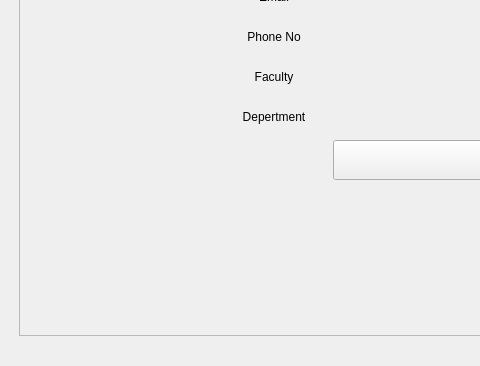
Qt form ui/untitled.ui (onukingsley/qtdesign-student-profile-login_and_register-) before a commit; both pictures show x 0 to 480 and y 234 to 600 of the 800 by 600 pixel window.
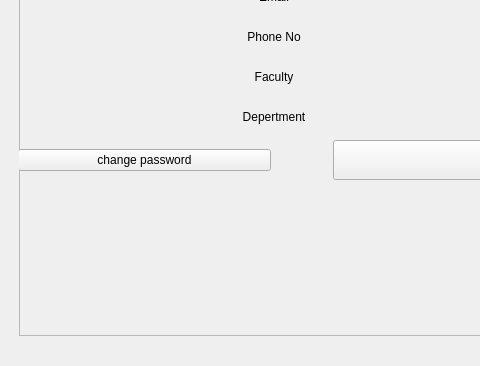
The same form after that commit. Icons and pictures are not drawn.

Commit message: added feature 'change password'

What changed in the file:
```diff
--- a/ui/untitled.ui
+++ b/ui/untitled.ui
@@ -222,6 +222,13 @@
         </property>
        </widget>
       </item>
+      <item row="8" column="0">
+       <widget class="QPushButton" name="btnchange">
+        <property name="text">
+         <string>change password</string>
+        </property>
+       </widget>
+      </item>
      </layout>
     </widget>
    </widget>
```
Left out of the diff: 6 changed lines with no effect on the pictures. The commit also changes 2 other files.
